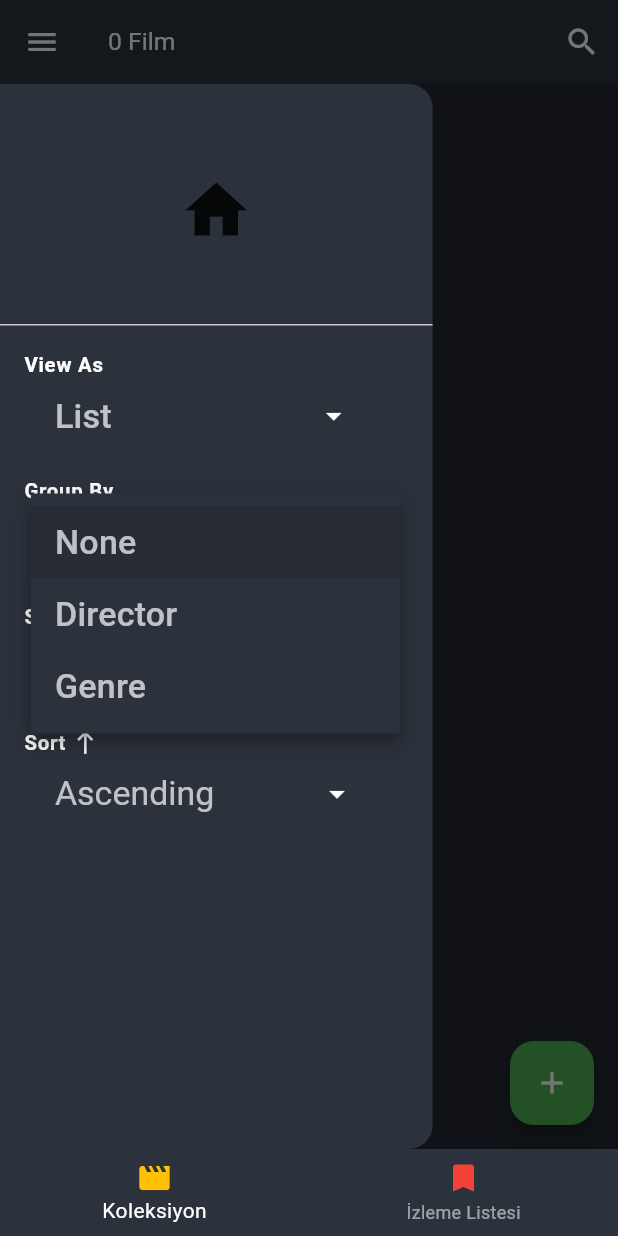
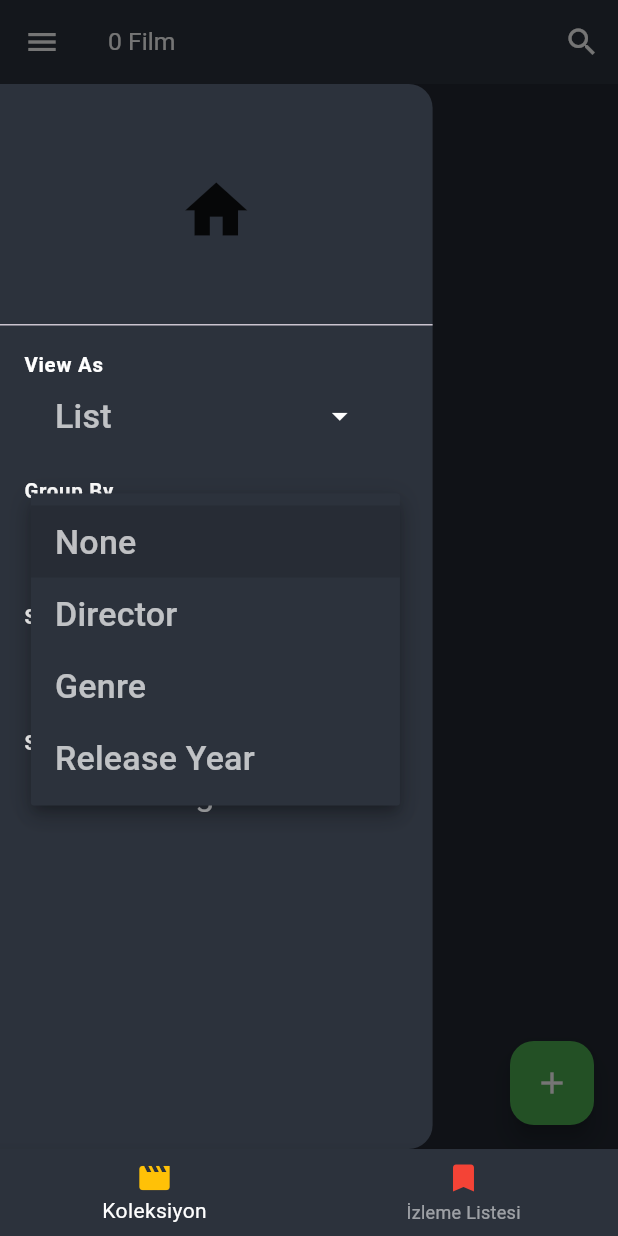
Before and after one commit to MertAliUzun/movie_collections_mobile, a Flutter app: the screen it shows after launch, in the side drawer, after a tap on "None", on a phone screen of 412 x 824 dp. Run offline on Flutter 3.47's test engine with Material 3 defaults, Android fonts, the phone set to English and light mode, and no system bars; our stand-ins replace flutter_dotenv, flutter_rating_bar, image_picker, shared_preferences, supabase_flutter; missing offline and left inert: cloudinary_public, country_flags; accounts and stored records are empty.

Commit message:
v 3.8 (added groupby release year)

```diff
--- a/lib/screens/collection_screen.dart
+++ b/lib/screens/collection_screen.dart
@@ -32,6 +32,7 @@ class _CollectionScreenState extends State<CollectionScreen> {
   String _groupByText = 'None';
   bool _groupByDirector = false; // Track if grouping by director
   bool _groupByGenre = false; // Track if grouping by genre
+  bool _groupByReleaseYear= false;
   bool _groupBy = false;
 
   @override
@@ -162,15 +163,23 @@ class _CollectionScreenState extends State<CollectionScreen> {
       if (value == 'Director') {
         _groupByDirector = true;
         _groupByGenre = false; // Reset genre grouping
+        _groupByReleaseYear = false;
         _groupBy = true;
       } else if (value == 'Genre') {
         _groupByGenre = true;
+        _groupByDirector = false; // Reset director grouping
+        _groupByReleaseYear = false;
+        _groupBy = true;
+      } else if (value == 'Release Year') {
+        _groupByReleaseYear = true;
+        _groupByGenre = false;
         _groupByDirector = false; // Reset director grouping
         _groupBy = true;
       } else {
         _groupByDirector = false;
         _groupByGenre = false; // Reset both
         _groupBy = false;
+        _groupByReleaseYear = false;
       }
     });
   }
@@ -185,7 +194,7 @@ class _CollectionScreenState extends State<CollectionScreen> {
         ? groupByDirector(_filteredMovies)
         : _groupByGenre
             ? groupByGenre(_filteredMovies)
-            : {};
+            : _groupByReleaseYear ? groupByReleaseYear(_filteredMovies) : {};
 
     return Scaffold(
       backgroundColor: const Color.fromARGB(255, 34, 40, 50),
--- a/lib/widgets/drawer_widget.dart
+++ b/lib/widgets/drawer_widget.dart
@@ -73,7 +73,7 @@ class DrawerWidget extends StatelessWidget {
                       child: DropdownButton<String>(
                         value: _viewType,
                         icon: Padding(
-                          padding: EdgeInsets.fromLTRB(screenWidth * 0.15, 0, 0, 0),
+                          padding: EdgeInsets.fromLTRB(screenWidth * 0.16, 0, 0, 0),
                           child: const Icon(Icons.arrow_drop_down, color: Colors.white),
                         ),
                         dropdownColor: const Color.fromARGB(255, 44, 50, 60),
@@ -114,7 +114,7 @@ class DrawerWidget extends StatelessWidget {
                       child: DropdownButton<String>(
                         value: _groupByText,
                         icon: Padding(
-                          padding: EdgeInsets.fromLTRB(screenWidth * 0.225, 0, 0, 0),
+                          padding: EdgeInsets.fromLTRB(screenWidth * 0.11, 0, 0, 0),
                           child: const Icon(Icons.arrow_drop_down, color: Colors.white),
                         ),
                         dropdownColor: const Color.fromARGB(255, 44, 50, 60),
@@ -125,7 +125,7 @@ class DrawerWidget extends StatelessWidget {
                             Navigator.of(context).pop();
                           }
                         },
-                        items: ['None', 'Director', 'Genre'].map((String choice) {
+                        items: ['None', 'Director', 'Genre', 'Release Year'].map((String choice) {
                           return DropdownMenuItem<String>(
                             value: choice,
                             child: Text(
```
Also changed, not shown: lib/screens/wishlist_screen.dart (+10 -1 lines).
